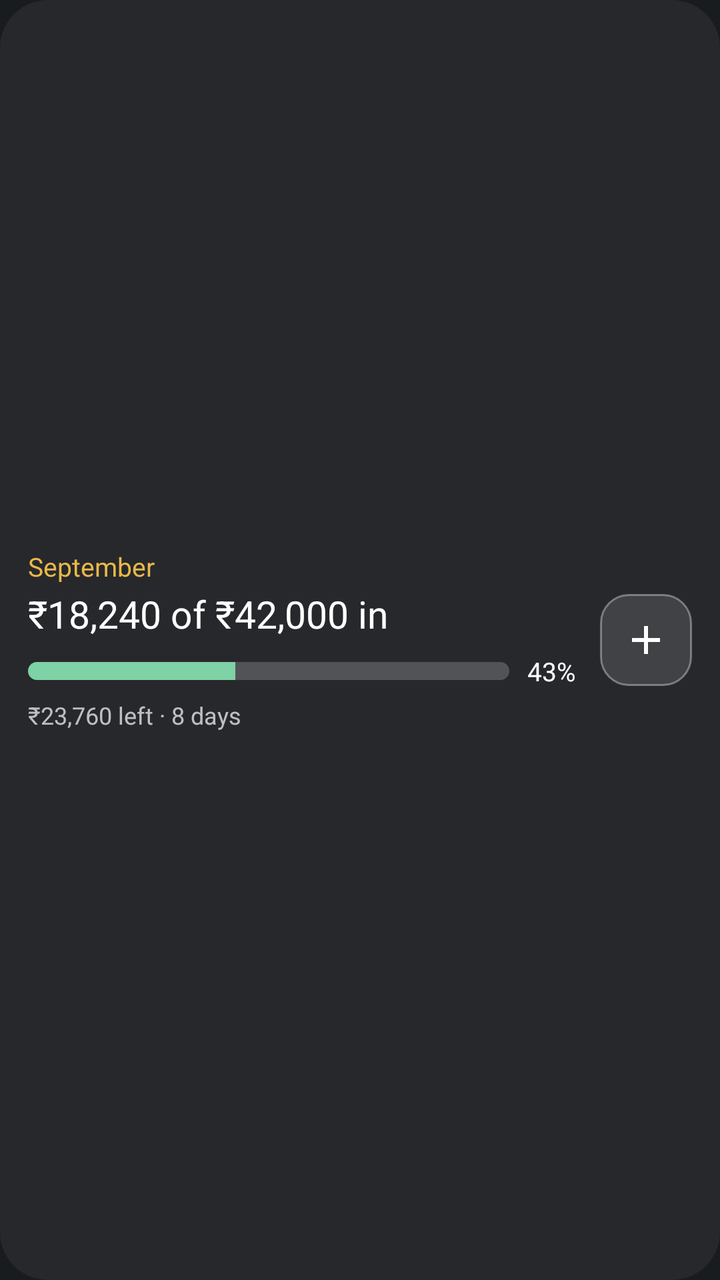
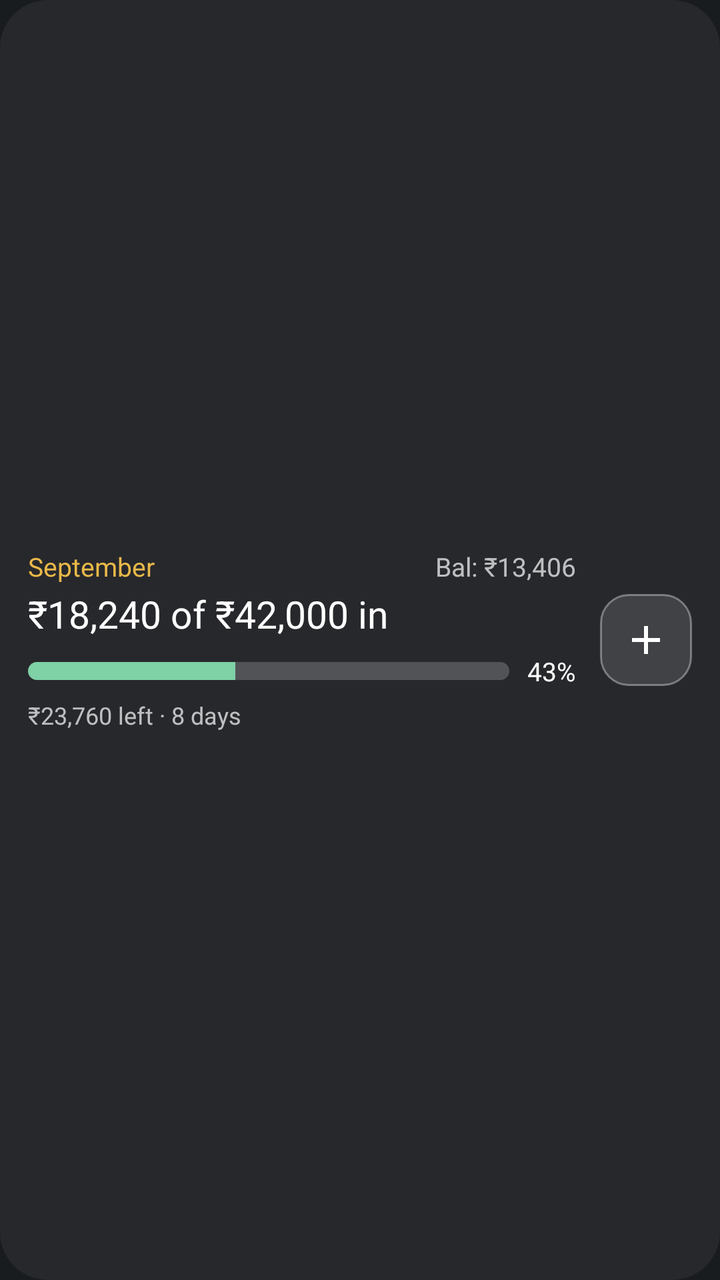

Two renders of the same Android screen: before a commit and after it. Below are the layout's source before the change and the commit's diff.
<!-- AndroidManifest.xml: application theme Theme.FinanceManager -->
<!-- res/layout/widget_spending.xml -->
<?xml version="1.0" encoding="utf-8"?>
<LinearLayout xmlns:android="http://schemas.android.com/apk/res/android"
    android:id="@+id/widget_root"
    android:layout_width="match_parent"
    android:layout_height="match_parent"
    android:background="@drawable/widget_background"
    android:orientation="horizontal"
    android:gravity="center_vertical"
    android:padding="14dp">

    <LinearLayout
        android:layout_width="0dp"
        android:layout_height="wrap_content"
        android:layout_weight="1"
        android:orientation="vertical">

        <TextView
            android:id="@+id/widget_period"
            android:layout_width="wrap_content"
            android:layout_height="wrap_content"
            android:textColor="#FFE9B949"
            android:textSize="13sp"
            android:maxLines="1"
            android:ellipsize="end"
            android:text="September" />

        <TextView
            android:id="@+id/widget_amount"
            android:layout_width="match_parent"
            android:layout_height="wrap_content"
            android:layout_marginTop="2dp"
            android:textColor="#FFFFFFFF"
            android:textSize="19sp"
            android:maxLines="1"
            android:ellipsize="end"
            android:text="₹18,240 of ₹42,000 in" />

        <LinearLayout
            android:id="@+id/widget_bar_row"
            android:layout_width="match_parent"
            android:layout_height="wrap_content"
            android:layout_marginTop="7dp"
            android:orientation="horizontal"
            android:gravity="center_vertical">

            <ProgressBar
                android:id="@+id/widget_bar"
                style="?android:attr/progressBarStyleHorizontal"
                android:layout_width="0dp"
                android:layout_height="9dp"
                android:layout_weight="1"
                android:max="100"
                android:progress="43"
                android:progressDrawable="@drawable/widget_progress" />

            <ProgressBar
                android:id="@+id/widget_bar_over"
                style="?android:attr/progressBarStyleHorizontal"
                android:layout_width="0dp"
                android:layout_height="9dp"
                android:layout_weight="1"
                android:max="100"
                android:progress="100"
                android:visibility="gone"
                android:progressDrawable="@drawable/widget_progress_over" />

            <TextView
                android:id="@+id/widget_percent"
                android:layout_width="wrap_content"
                android:layout_height="wrap_content"
                android:layout_marginStart="9dp"
                android:textColor="#FFFFFFFF"
                android:textSize="13sp"
                android:text="43%" />
        </LinearLayout>

        <TextView
            android:id="@+id/widget_footer"
            android:layout_width="match_parent"
            android:layout_height="wrap_content"
            android:layout_marginTop="5dp"
            android:textColor="#B3FFFFFF"
            android:textSize="12sp"
            android:maxLines="1"
            android:ellipsize="end"
            android:text="₹23,760 left · 8 days" />
    </LinearLayout>

    <ImageView
        android:id="@+id/widget_add"
        android:layout_width="46dp"
        android:layout_height="46dp"
        android:layout_marginStart="12dp"
        android:background="@drawable/widget_button"
        android:padding="11dp"
        android:scaleType="fitCenter"
        android:src="@drawable/ic_widget_add"
        android:contentDescription="@string/widget_add_expense" />
</LinearLayout>
<!-- resources referenced by this layout -->
<resources>
  <!-- drawable ic_widget_add (drawable) -->
  <vector xmlns:android="http://schemas.android.com/apk/res/android"
      android:width="24dp" android:height="24dp"
      android:viewportWidth="24" android:viewportHeight="24"
      android:tint="#FFFFFFFF">
      <path android:fillColor="#FFFFFFFF"
          android:pathData="M19,13h-6v6h-2v-6H5v-2h6V5h2v6h6v2z" />
  </vector>
  <!-- drawable widget_background (drawable) -->
  <?xml version="1.0" encoding="utf-8"?>
  <shape xmlns:android="http://schemas.android.com/apk/res/android"
      android:shape="rectangle">
      <solid android:color="#E62A2A2E" />
      <corners android:radius="24dp" />
  </shape>
  <!-- drawable widget_button (drawable) -->
  <?xml version="1.0" encoding="utf-8"?>
  <shape xmlns:android="http://schemas.android.com/apk/res/android"
      android:shape="rectangle">
      <solid android:color="#1FFFFFFF" />
      <stroke android:width="1dp" android:color="#5AFFFFFF" />
      <corners android:radius="14dp" />
  </shape>
  <!-- drawable widget_progress (drawable) -->
  <?xml version="1.0" encoding="utf-8"?>
  <layer-list xmlns:android="http://schemas.android.com/apk/res/android">
      <item android:id="@android:id/background">
          <shape android:shape="rectangle">
              <solid android:color="#33FFFFFF" />
              <corners android:radius="6dp" />
          </shape>
      </item>
      <item android:id="@android:id/progress">
          <clip>
              <shape android:shape="rectangle">
                  <solid android:color="#FF7FD1A6" />
                  <corners android:radius="6dp" />
              </shape>
          </clip>
      </item>
  </layer-list>
  <!-- drawable widget_progress_over (drawable) -->
  <?xml version="1.0" encoding="utf-8"?>
  <layer-list xmlns:android="http://schemas.android.com/apk/res/android">
      <item android:id="@android:id/background">
          <shape android:shape="rectangle">
              <solid android:color="#33FFFFFF" />
              <corners android:radius="6dp" />
          </shape>
      </item>
      <item android:id="@android:id/progress">
          <clip>
              <shape android:shape="rectangle">
                  <solid android:color="#FFE2705F" />
                  <corners android:radius="6dp" />
              </shape>
          </clip>
      </item>
  </layer-list>
  <string name="widget_add_expense">Add an expense</string>
  <style name="Theme.FinanceManager" parent="android:Theme.DeviceDefault.NoActionBar" />
</resources>

<!-- the commit's change to res/layout/widget_spending.xml (unified diff, before → after) -->
@@ -14,15 +14,33 @@
         android:layout_weight="1"
         android:orientation="vertical">
 
-        <TextView
-            android:id="@+id/widget_period"
-            android:layout_width="wrap_content"
+        <LinearLayout
+            android:layout_width="match_parent"
             android:layout_height="wrap_content"
-            android:textColor="#FFE9B949"
-            android:textSize="13sp"
-            android:maxLines="1"
-            android:ellipsize="end"
-            android:text="September" />
+            android:orientation="horizontal"
+            android:gravity="center_vertical">
+
+            <TextView
+                android:id="@+id/widget_period"
+                android:layout_width="0dp"
+                android:layout_height="wrap_content"
+                android:layout_weight="1"
+                android:textColor="#FFE9B949"
+                android:textSize="13sp"
+                android:maxLines="1"
+                android:ellipsize="end"
+                android:text="September" />
+
+            <TextView
+                android:id="@+id/widget_balance"
+                android:layout_width="wrap_content"
+                android:layout_height="wrap_content"
+                android:textColor="#B3FFFFFF"
+                android:textSize="13sp"
+                android:maxLines="1"
+                android:ellipsize="end"
+                android:text="Bal: ₹13,406" />
+        </LinearLayout>
 
         <TextView
             android:id="@+id/widget_amount"
